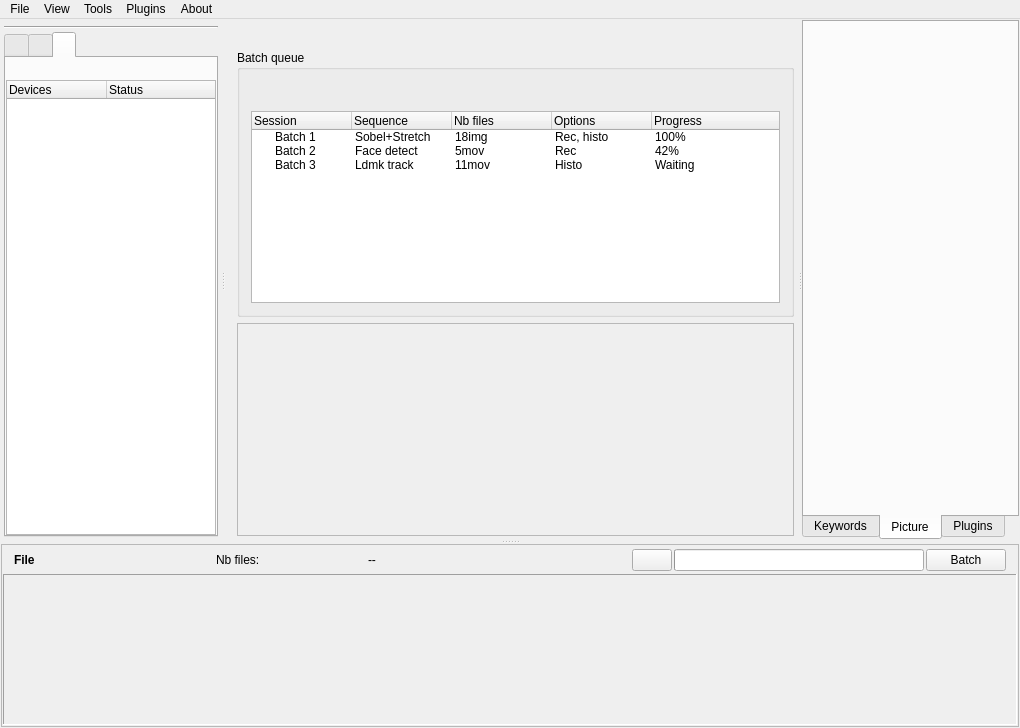
cseyve/piaf, file workflow/ui/emamainwindow.ui: the form before one commit.
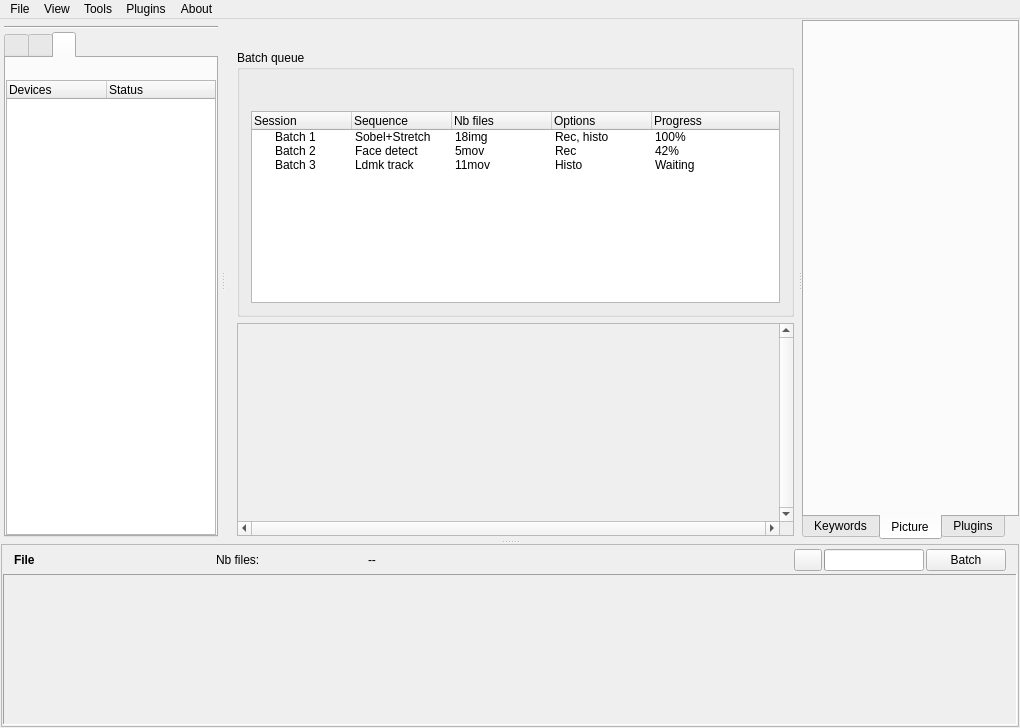
The form after the commit. Icons and pictures are not drawn. Custom widgets are drawn as their Qt base class.

```diff
--- a/workflow/ui/emamainwindow.ui
+++ b/workflow/ui/emamainwindow.ui
@@ -964,6 +964,12 @@
              </item>
              <item>
               <widget class="QScrollArea" name="scrollArea_3">
+               <property name="verticalScrollBarPolicy">
+                <enum>Qt::ScrollBarAlwaysOn</enum>
+               </property>
+               <property name="horizontalScrollBarPolicy">
+                <enum>Qt::ScrollBarAlwaysOn</enum>
+               </property>
                <property name="widgetResizable">
                 <bool>true</bool>
                </property>
@@ -972,8 +978,8 @@
                  <rect>
                   <x>0</x>
                   <y>0</y>
-                  <width>568</width>
-                  <height>218</height>
+                  <width>553</width>
+                  <height>203</height>
                  </rect>
                 </property>
                 <layout class="QVBoxLayout" name="verticalLayout_17">
@@ -1311,11 +1317,24 @@
              </property>
             </widget>
            </item>
+           <item>
+            <spacer name="horizontalSpacer_6">
+             <property name="orientation">
+              <enum>Qt::Horizontal</enum>
+             </property>
+             <property name="sizeHint" stdset="0">
+              <size>
+               <width>40</width>
+               <height>20</height>
+              </size>
+             </property>
+            </spacer>
+           </item>
            <item>
             <widget class="QPushButton" name="stopLoadButton">
              <property name="maximumSize">
               <size>
-               <width>16777215</width>
+               <width>28</width>
                <height>26</height>
               </size>
              </property>
@@ -1344,7 +1363,7 @@
              </property>
              <property name="maximumSize">
               <size>
-               <width>250</width>
+               <width>100</width>
                <height>24</height>
               </size>
              </property>
```
